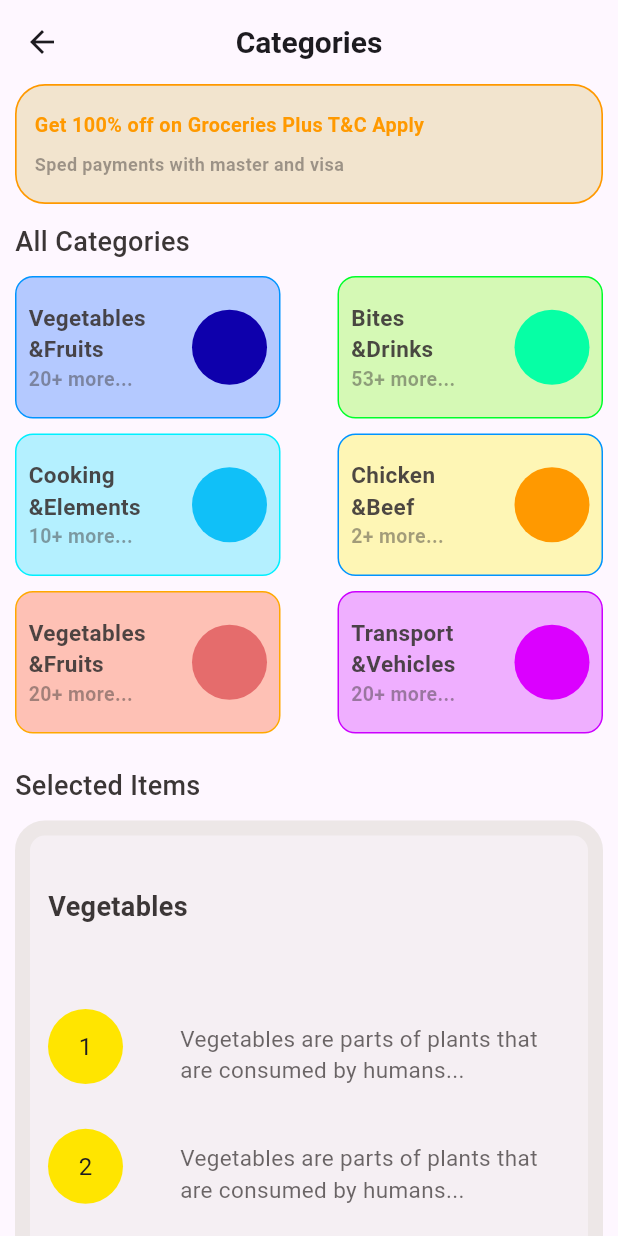
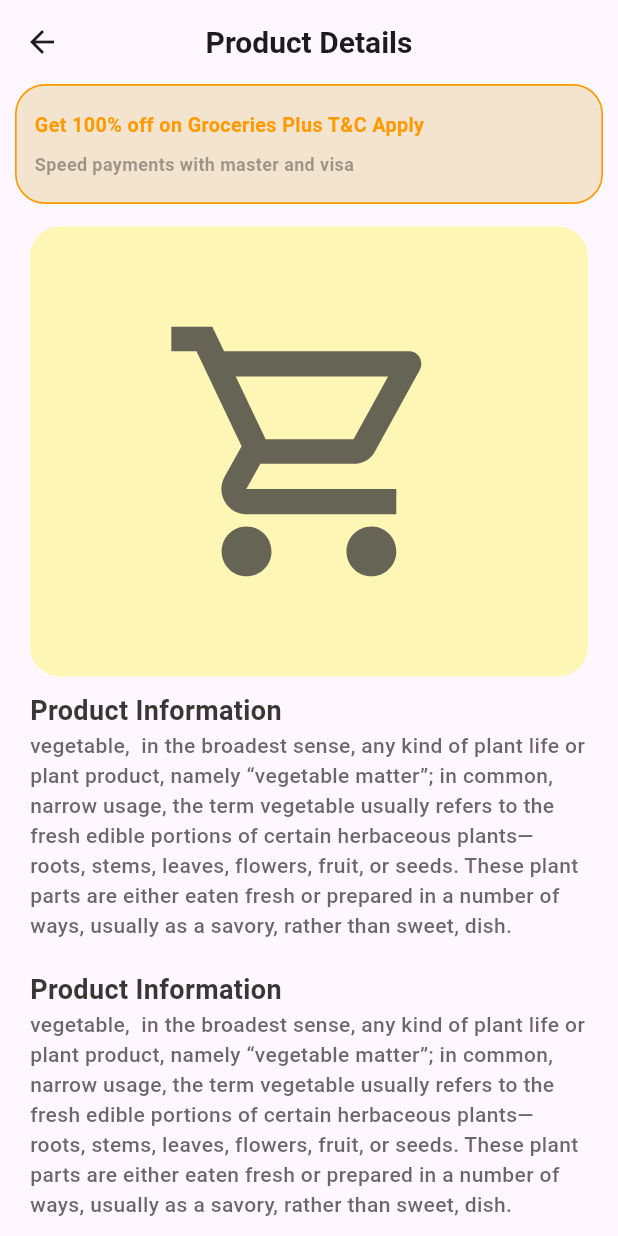
Before and after one commit to tharinduk001/flutter_grocerry, a Flutter app: the screen it shows after launch, on a phone screen of 412 x 824 dp. Run offline on Flutter 3.47's test engine with Material 3 defaults, Android fonts, the phone set to English and light mode, and no system bars.

Commit message:
project finished

```diff
--- a/lib/main.dart
+++ b/lib/main.dart
@@ -1,6 +1,7 @@
 import 'package:flutter/material.dart';
 import 'package:flutter_grocerry/pages/category_page/category_page.dart';
 import 'package:flutter_grocerry/pages/home_page/home_page.dart';
+import 'package:flutter_grocerry/pages/product_details/product_details.dart';
 
 void main() {
   runApp(const MyApp());
@@ -14,6 +15,6 @@ class MyApp extends StatelessWidget {
     return const MaterialApp(
         debugShowCheckedModeBanner: false,
         title: "Flutter Grocerry",
-        home: CategoryPage());
+        home: ProductDetails()); //CategoryPage//HomePage//ProductDetails
   }
 }
--- a/lib/pages/category_page/category_page.dart
+++ b/lib/pages/category_page/category_page.dart
@@ -114,7 +114,7 @@ class CategoryPage extends StatelessWidget {
               const SizedBox(
                 height: 10,
               ),
-              SelectedItem()
+              const SelectedItem()
             ],
           ),
         ),
--- /dev/null
+++ b/lib/pages/product_details/product_details.dart
@@ -0,0 +1,140 @@
+import 'package:flutter/material.dart';
+import 'package:flutter_grocerry/widgets/price_card/price_card.dart';
+import 'package:flutter_grocerry/widgets/shared/gradient_button.dart';
+import 'package:flutter_grocerry/widgets/shared/notification_card.dart';
+import 'package:flutter_grocerry/widgets/shared/title_desc_cart.dart';
+
+class ProductDetails extends StatelessWidget {
+  const ProductDetails({super.key});
+
+  @override
+  Widget build(BuildContext context) {
+    return Scaffold(
+      appBar: AppBar(
+        centerTitle: true,
+        leading: const Icon(Icons.arrow_back),
+        title: const Text(
+          "Product Details",
+          style: TextStyle(
+            fontSize: 20,
+            fontWeight: FontWeight.w600,
+          ),
+        ),
+      ),
+      body: SingleChildScrollView(
+        child: Padding(
+          padding: const EdgeInsets.symmetric(horizontal: 10.0),
+          child: Column(
+            crossAxisAlignment: CrossAxisAlignment.start,
+            children: [
+              const NotificationCard(),
+              const SizedBox(height: 15),
+              Padding(
+                padding: const EdgeInsets.symmetric(horizontal: 10.0),
+                child: Container(
+                  width: double.infinity,
+                  height: 300,
+                  decoration: BoxDecoration(
+                    color: const Color(0xffFFF500).withOpacity(0.29),
+                    borderRadius: BorderRadius.circular(20),
+                  ),
+                  child: Center(
+                    child: Icon(
+                      Icons.shopping_cart_outlined,
+                      size: 200,
+                      color: const Color(0xff333333).withOpacity(0.75),
+                    ),
+                  ),
+                ),
+              ),
+              const TitleDescriptionCart(
+                title: "Product Information",
+                description:
+                    "vegetable,  in the broadest sense, any kind of plant life or plant product, namely “vegetable matter”; in common, narrow usage, the term vegetable usually refers to the fresh edible portions of certain herbaceous plants—roots, stems, leaves, flowers, fruit, or seeds. These plant parts are either eaten fresh or prepared in a number of ways, usually as a savory, rather than sweet, dish.",
+              ),
+              const TitleDescriptionCart(
+                title: "Product Information",
+                description:
+                    "vegetable,  in the broadest sense, any kind of plant life or plant product, namely “vegetable matter”; in common, narrow usage, the term vegetable usually refers to the fresh edible portions of certain herbaceous plants—roots, stems, leaves, flowers, fruit, or seeds. These plant parts are either eaten fresh or prepared in a number of ways, usually as a savory, rather than sweet, dish.",
+              ),
+              const SizedBox(
+                height: 10,
+              ),
+              const Padding(
+                padding: EdgeInsets.symmetric(horizontal: 10.0),
+                child: Text(
+                  "Price List",
+                  style: TextStyle(
+                      fontSize: 18,
+                      fontWeight: FontWeight.bold,
+                      color: Color(0xff3B3636)),
+                ),
+              ),
+              const PriceCard(
+                productNumber: 1,
+                productName: "Green peas ",
+                productWeight: 100,
+                unit: "g",
+              ),
+              const PriceCard(
+                productNumber: 2,
+                productName: "Brussels sprouts.",
+                productWeight: 100,
+                unit: "g",
+              ),
+              const PriceCard(
+                productNumber: 3,
+                productName: "Green peas ",
+                productWeight: 100.45454545,
+                unit: "g",
+              ),
+              const Padding(
+                padding: EdgeInsets.only(right: 10),
+                child: Row(
+                  mainAxisAlignment: MainAxisAlignment.end,
+                  children: [
+                    Text(
+                      "Total : ",
+                      style: TextStyle(
+                          fontSize: 22,
+                          fontWeight: FontWeight.bold,
+                          color: Color(0xff3B3636)),
+                    ),
+                    SizedBox(
+                      width: 20,
+                    ),
+                    Text(
+                      "230\$",
+                      style: TextStyle(
+                          fontSize: 25,
+                          fontWeight: FontWeight.w700,
+                          color: Color(0xff9E00FF)),
+                    ),
+                  ],
+                ),
+              ),
+              const SizedBox(
+                height: 30,
+              ),
+              const Row(
+                mainAxisAlignment: MainAxisAlignment.center,
+                children: [
+                  GradientButton(
+                    bottomColor: Color(0xffFFE500),
+                    buttonHeight: 50,
+                    buttonText: "Add to cart",
+                    buttonWidth: 300,
+                    topColor: Color(0xffCC00FF),
+                  ),
+                ],
+              ),
+              const SizedBox(
+                height: 20,
+              ),
+            ],
+          ),
+        ),
+      ),
+    );
+  }
+}
--- a/lib/widgets/reusable/categories_page/widgets/item_desc_card.dart
+++ b/lib/widgets/reusable/categories_page/widgets/item_desc_card.dart
@@ -12,16 +12,16 @@ class ItemDescCard extends StatelessWidget {
       mainAxisAlignment: MainAxisAlignment.spaceBetween,
       children: [
         Container(
-          margin: EdgeInsets.only(bottom: 10),
+          margin: const EdgeInsets.only(bottom: 10),
           width: 50,
           height: 50,
           decoration: BoxDecoration(
-              color: Color(0xffFFE500),
+              color: const Color(0xffFFE500),
               borderRadius: BorderRadius.circular(50)),
           child: Center(
             child: Text(
               number.toString(),
-              style: TextStyle(fontSize: 16),
+              style: const TextStyle(fontSize: 16),
             ),
           ),
         ),
@@ -29,7 +29,7 @@ class ItemDescCard extends StatelessWidget {
             width: 260,
             child: Text(title,
                 style: TextStyle(
-                    color: Color(0xff3B3636).withOpacity(0.75), fontSize: 15)))
+                    color: const Color(0xff3B3636).withOpacity(0.75), fontSize: 15)))
       ],
     );
   }
--- a/lib/widgets/shared/notification_card.dart
+++ b/lib/widgets/shared/notification_card.dart
@@ -28,7 +28,7 @@ class NotificationCard extends StatelessWidget {
                   color: Color(0xffFF9900)),
             ),
             Text(
-              "Sped payments with master and visa",
+              "Speed payments with master and visa",
               style: TextStyle(
                   fontSize: 12,
                   fontWeight: FontWeight.bold,
--- /dev/null
+++ b/lib/widgets/shared/title_desc_cart.dart
@@ -0,0 +1,37 @@
+import 'package:flutter/material.dart';
+
+class TitleDescriptionCart extends StatelessWidget {
+  final String title;
+  final String description;
+
+  const TitleDescriptionCart({super.key, required this.title, required this.description});
+
+  @override
+  Widget build(BuildContext context) {
+    return SizedBox(
+      width: double.infinity,
+      child: Padding(
+        padding: const EdgeInsets.symmetric(horizontal: 10, vertical: 10),
+        child: Column(
+          crossAxisAlignment: CrossAxisAlignment.start,
+          children: [
+             Text(
+              title,
+              style: const TextStyle(
+                  fontSize: 18,
+                  fontWeight: FontWeight.bold,
+                  color: Color(0xff3B3636)),
+            ),
+            Text(
+              description,
+              style: TextStyle(
+                  fontSize: 14,
+                  fontWeight: FontWeight.w500,
+                  color: const Color(0xff3B3636).withOpacity(0.75)),
+            ),
+          ],
+        ),
+      ),
+    );
+  }
+}
```
Also changed, not shown: lib/widgets/price_card/price_card.dart (added, +102 -0 lines), lib/widgets/shared/gradient_button.dart (added, +38 -0 lines).
